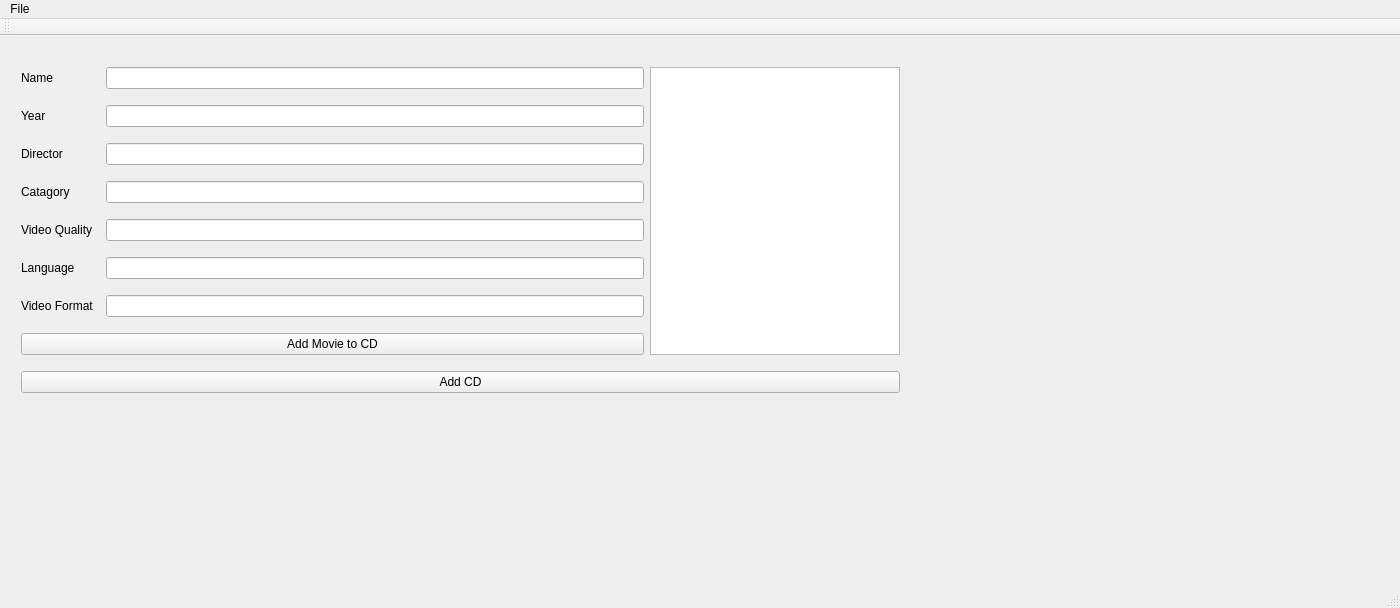
First picture: the form in mainwindow.ui, repository DanielAtkinson/CDCollectionProject, before the edit.
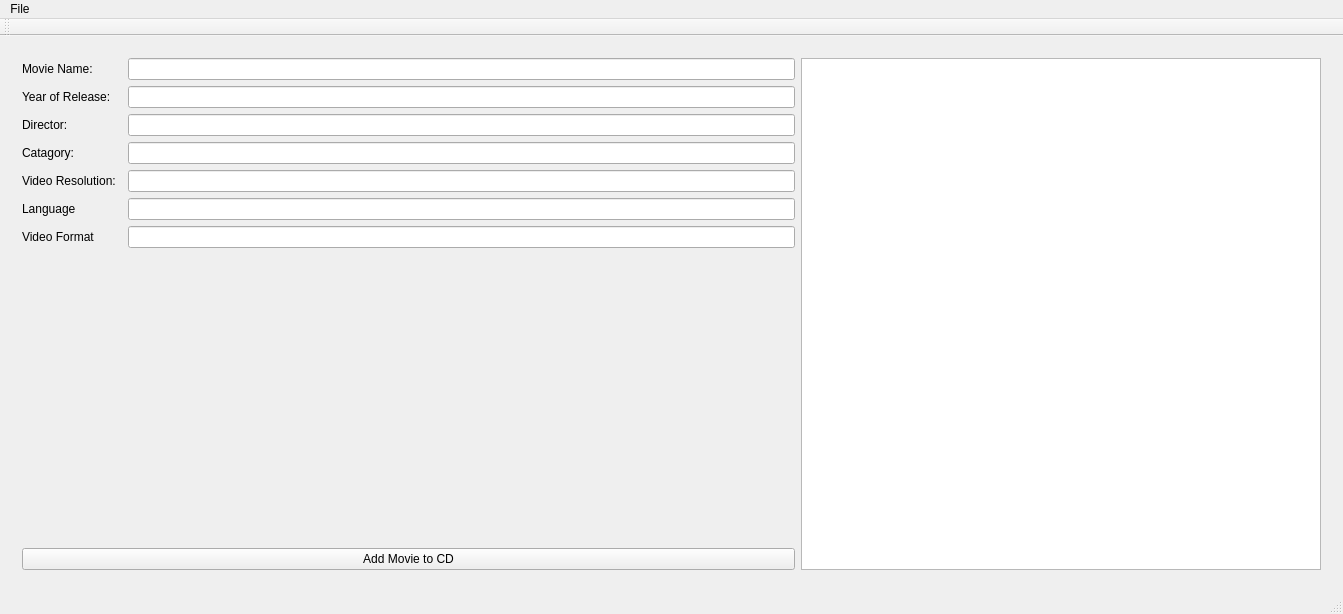
Second picture: the form after the edit. The open tabs and pages were chosen to show the change.

Commit message: Changed 'Find Movie' GUI to just list all Movies that match the query. SQL command has wild cards for the beginning and end of the query. Added radio buttons to allow people to also list Movies on a disk.

Diff of the .ui file:
```diff
--- a/mainwindow.ui
+++ b/mainwindow.ui
@@ -6,8 +6,8 @@
    <rect>
     <x>0</x>
     <y>0</y>
-    <width>1400</width>
-    <height>608</height>
+    <width>1343</width>
+    <height>614</height>
    </rect>
   </property>
   <property name="minimumSize">
@@ -21,7 +21,7 @@
   </property>
   <widget class="QWidget" name="centralWidget">
    <layout class="QGridLayout" name="gridLayout">
-    <item row="0" column="0">
+    <item row="1" column="0">
      <widget class="QStackedWidget" name="stackedWidget">
       <property name="currentIndex">
        <number>0</number>
@@ -137,69 +137,32 @@
        </layout>
       </widget>
       <widget class="QWidget" name="page_2">
-       <widget class="QWidget" name="widget_2" native="true">
-        <property name="geometry">
-         <rect>
-          <x>0</x>
-          <y>0</y>
-          <width>901</width>
-          <height>371</height>
-         </rect>
-        </property>
-        <widget class="QWidget" name="gridLayoutWidget_2">
-         <property name="geometry">
-          <rect>
-           <x>-1</x>
-           <y>-1</y>
-           <width>901</width>
-           <height>371</height>
-          </rect>
-         </property>
-         <layout class="QGridLayout" name="gridLayout_3">
-          <item row="5" column="2">
-           <widget class="QLineEdit" name="TB_MovieLang"/>
-          </item>
-          <item row="6" column="2">
-           <widget class="QLineEdit" name="TB_VidFormat"/>
-          </item>
-          <item row="4" column="2">
-           <widget class="QLineEdit" name="TB_MovieVideoQuality"/>
-          </item>
+       <layout class="QGridLayout" name="gridLayout_4">
           <item row="3" column="0">
-           <widget class="QLabel" name="label_7">
+         <widget class="QLabel" name="label_6">
             <property name="text">
-             <string>Catagory</string>
+           <string>Director:</string>
             </property>
            </widget>
           </item>
-          <item row="8" column="0" colspan="4">
-           <widget class="QPushButton" name="AddCD">
-            <property name="text">
-             <string>Add CD</string>
-            </property>
-           </widget>
-          </item>
-          <item row="6" column="0">
-           <widget class="QLabel" name="label_10">
-            <property name="text">
-             <string>Video Format</string>
-            </property>
-           </widget>
-          </item>
-          <item row="0" column="2">
-           <widget class="QLineEdit" name="TB_MovieName"/>
-          </item>
-          <item row="1" column="2">
+        <item row="2" column="2">
            <widget class="QLineEdit" name="TB_MovieYear"/>
           </item>
+        <item row="11" column="0" colspan="3">
+         <widget class="QPushButton" name="AddMovieToCD">
+          <property name="text">
+           <string>Add Movie to CD</string>
+          </property>
+         </widget>
+        </item>
           <item row="2" column="0">
-           <widget class="QLabel" name="label_6">
+         <widget class="QLabel" name="label_5">
             <property name="text">
-             <string>Director</string>
+           <string>Year of Release:</string>
             </property>
            </widget>
           </item>
-          <item row="5" column="0">
+        <item row="6" column="0">
            <widget class="QLabel" name="label_9">
             <property name="text">
              <string>Language</string>
@@ -207,37 +170,56 @@
            </widget>
           </item>
           <item row="4" column="0">
-           <widget class="QLabel" name="label_8">
+         <widget class="QLabel" name="label_7">
             <property name="text">
-             <string>Video Quality</string>
+           <string>Catagory:</string>
             </property>
            </widget>
           </item>
-          <item row="0" column="0">
-           <widget class="QLabel" name="label_2">
-            <property name="text">
-             <string>Name</string>
-            </property>
-           </widget>
+        <item row="6" column="2">
+         <widget class="QLineEdit" name="TB_MovieLang"/>
+        </item>
+        <item row="7" column="2">
+         <widget class="QLineEdit" name="TB_VidFormat"/>
           </item>
           <item row="3" column="2">
-           <widget class="QLineEdit" name="TB_Category"/>
-          </item>
-          <item row="1" column="0">
-           <widget class="QLabel" name="label_5">
-            <property name="text">
-             <string>Year</string>
-            </property>
-           </widget>
-          </item>
-          <item row="2" column="2">
            <widget class="QLineEdit" name="TB_Director"/>
           </item>
-          <item row="0" column="3" rowspan="8">
+        <item row="5" column="2">
+         <widget class="QLineEdit" name="TB_MovieVideoQuality"/>
+        </item>
+        <item row="4" column="2">
+         <widget class="QLineEdit" name="TB_Category"/>
+        </item>
+        <item row="5" column="0">
+         <widget class="QLabel" name="label_8">
+          <property name="text">
+           <string>Video Resolution:</string>
+          </property>
+         </widget>
+        </item>
+        <item row="1" column="0">
+         <widget class="QLabel" name="label_2">
+          <property name="text">
+           <string>Movie Name:</string>
+          </property>
+         </widget>
+        </item>
+        <item row="1" column="2">
+         <widget class="QLineEdit" name="TB_MovieName"/>
+        </item>
+        <item row="7" column="0">
+         <widget class="QLabel" name="label_10">
+          <property name="text">
+           <string>Video Format</string>
+          </property>
+         </widget>
+        </item>
+        <item row="1" column="4" rowspan="11">
            <widget class="QListWidget" name="MovieListToAdd">
             <property name="minimumSize">
              <size>
-              <width>0</width>
+            <width>520</width>
               <height>0</height>
              </size>
             </property>
@@ -249,16 +231,7 @@
             </property>
            </widget>
           </item>
-          <item row="7" column="0" colspan="3">
-           <widget class="QPushButton" name="AddMovieToCD">
-            <property name="text">
-             <string>Add Movie to CD</string>
-            </property>
-           </widget>
-          </item>
-         </layout>
-        </widget>
-       </widget>
+       </layout>
       </widget>
      </widget>
     </item>
@@ -269,7 +242,7 @@
     <rect>
      <x>0</x>
      <y>0</y>
-     <width>1400</width>
+     <width>1343</width>
      <height>25</height>
     </rect>
    </property>
```
Left out of the diff: 18 changed lines with no effect on the pictures. Lines whose indentation alone changed are shown as unchanged. The commit also changes 3 other files.
